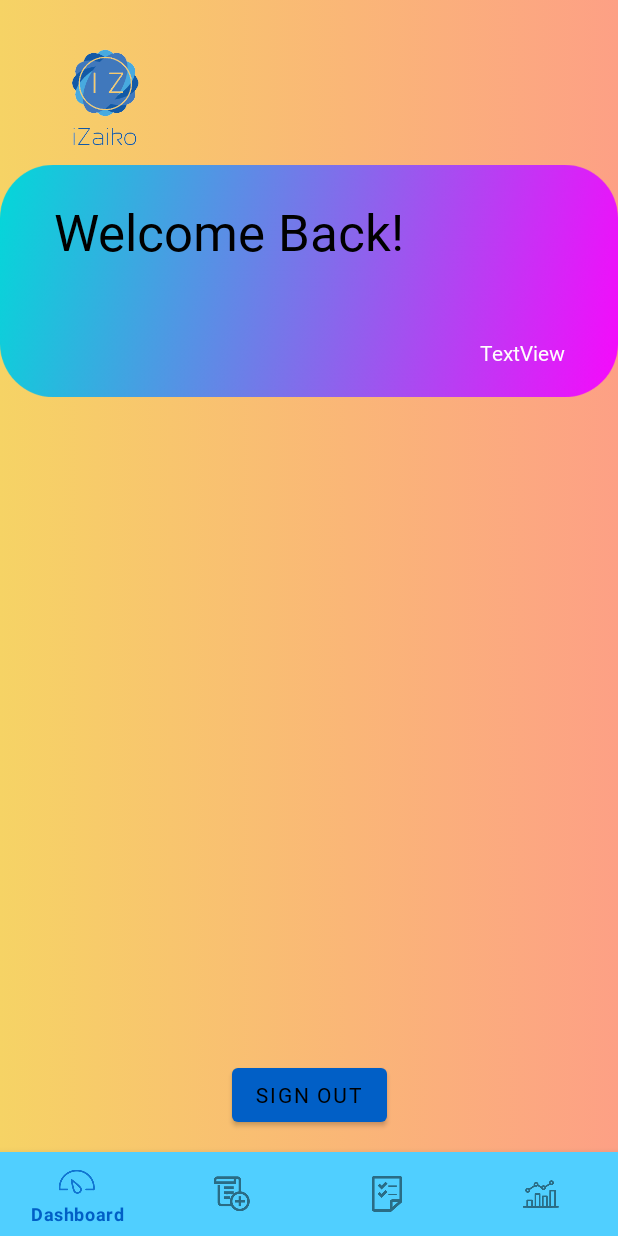
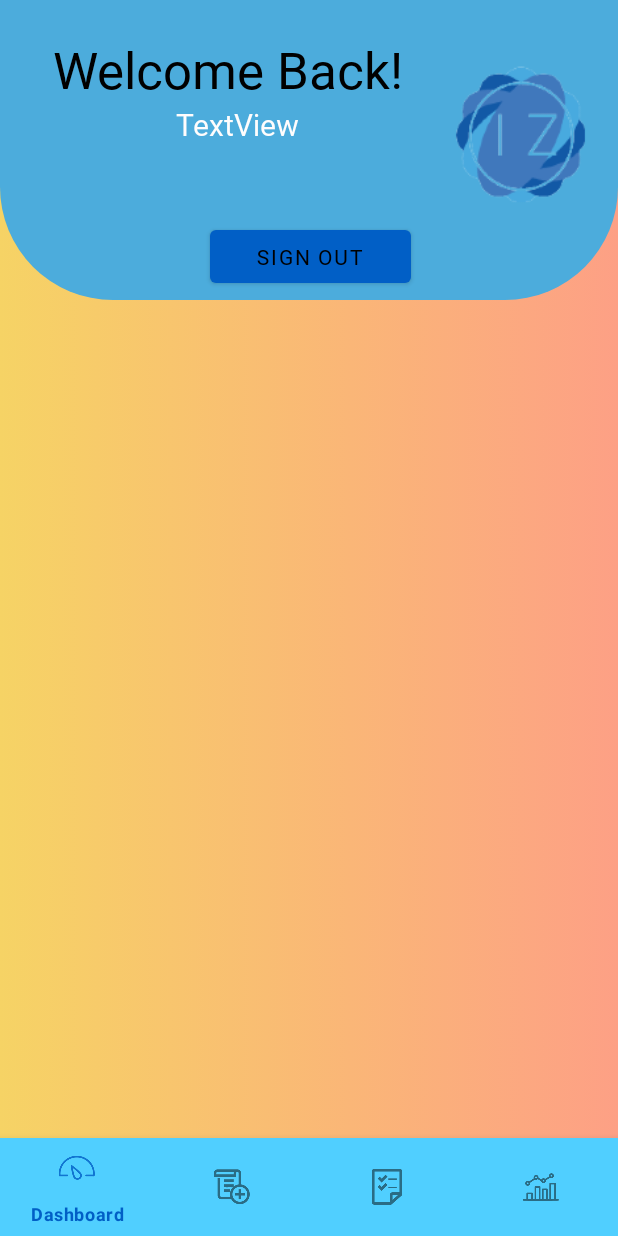
Before and after one commit to Teggenberg/NardDogsApp, an Android app: the layout activity_login.xml on its own in the app's theme, with its tools: preview values and no code run, on a phone screen of 412 x 824 dp. Run offline under Robolectric (Android 15) with nearby library versions, the phone set to English and light mode, and no system bars.

Commit message:
log in page and item view page

```diff
--- /dev/null
+++ b/app/src/main/res/drawable/bg_view.xml
@@ -0,0 +1,7 @@
+<?xml version="1.0" encoding="utf-8"?>
+<shape xmlns:android="http://schemas.android.com/apk/res/android">
+<corners android:bottomRightRadius="75dp"
+    android:bottomLeftRadius="75dp"/>
+    <solid android:color="#4CACDC"
+        />
+</shape>
--- /dev/null
+++ b/app/src/main/res/drawable/widget_bg.xml
@@ -0,0 +1,9 @@
+<?xml version="1.0" encoding="utf-8"?>
+<shape xmlns:android="http://schemas.android.com/apk/res/android">
+    <corners android:bottomRightRadius="10dp"
+        android:bottomLeftRadius="10dp"
+        android:topLeftRadius="10dp"
+        android:topRightRadius="10dp"/>
+    <solid android:color="#015FC6"
+        />
+</shape>
--- a/app/src/main/res/layout/activity_login.xml
+++ b/app/src/main/res/layout/activity_login.xml
@@ -1,5 +1,5 @@
 <?xml version="1.0" encoding="utf-8"?>
-<androidx.constraintlayout.widget.ConstraintLayout xmlns:android="http://schemas.android.com/apk/res/android"
+<RelativeLayout xmlns:android="http://schemas.android.com/apk/res/android"
     xmlns:app="http://schemas.android.com/apk/res-auto"
     xmlns:tools="http://schemas.android.com/tools"
     android:layout_width="match_parent"
@@ -7,80 +7,102 @@
     android:background="@drawable/loginbg"
     tools:context=".LoginActivity">
 
-    <Button
-        android:id="@+id/signOutButton"
-        android:layout_width="wrap_content"
-        android:layout_height="wrap_content"
-        android:layout_marginBottom="70dp"
-        android:fontFamily="@font/latobold"
-        android:text="Sign Out"
-        app:layout_constraintBottom_toBottomOf="parent"
-        app:layout_constraintEnd_toEndOf="parent"
-        app:layout_constraintStart_toStartOf="parent" />
+    <View
+        android:id="@+id/top_view"
+        android:layout_width="match_parent"
+        android:layout_height="200dp"
+        android:background="@drawable/bg_view" />
+
+
+
+    <View
+        android:id="@+id/bottom_view"
+        android:layout_width="match_parent"
+        android:layout_height="800dp"
+        android:layout_below="@+id/top_view"
+
+        />
 
     <com.google.android.material.bottomnavigation.BottomNavigationView
         android:id="@+id/bottomNav"
-        android:layout_width="0dp"
-        android:layout_height="wrap_content"
-        app:layout_constraintBottom_toBottomOf="parent"
-        app:layout_constraintEnd_toEndOf="parent"
-        app:layout_constraintStart_toStartOf="parent"
+        android:layout_width="match_parent"
+        android:layout_height="65dp"
+        android:layout_row="1"
+        android:layout_column="1"
+        android:layout_alignParentEnd="true"
+        android:layout_alignParentBottom="true"
+        android:layout_marginEnd="0dp"
+        android:layout_marginBottom="0dp"
         app:backgroundTint="#50CFFF"
-        app:menu="@menu/bottom_navbar"/>
+        app:menu="@menu/bottom_navbar" >
 
 
-    <ImageView
-        android:id="@+id/imageView2"
-        android:layout_width="wrap_content"
-        android:layout_height="wrap_content"
-        app:layout_constraintBottom_toBottomOf="@+id/imageView5"
-        app:layout_constraintEnd_toEndOf="parent"
-        app:layout_constraintHorizontal_bias="0.052"
-        app:layout_constraintStart_toStartOf="parent"
-        app:layout_constraintTop_toTopOf="@+id/imageView5"
-        app:layout_constraintVertical_bias="0.0"
-        app:srcCompat="@mipmap/izaikoiconbgremoved_foreground" />
+    </com.google.android.material.bottomnavigation.BottomNavigationView>
 
     <ImageView
         android:id="@+id/imageView5"
-        android:layout_width="wrap_content"
-        android:layout_height="wrap_content"
-        app:layout_constraintBottom_toBottomOf="@+id/signOutButton"
-        app:layout_constraintEnd_toEndOf="parent"
-        app:layout_constraintHorizontal_bias="0.0"
-        app:layout_constraintStart_toStartOf="parent"
-        app:layout_constraintTop_toTopOf="parent"
-        app:layout_constraintVertical_bias="0.033"
-        app:srcCompat="@drawable/roundedgebg" />
+        android:layout_width="141dp"
+        android:layout_height="148dp"
+        android:layout_alignBottom="@+id/top_view"
+        android:layout_alignParentStart="true"
+        android:layout_alignParentTop="true"
+        android:layout_alignParentEnd="true"
+        android:layout_marginStart="276dp"
+        android:layout_marginTop="16dp"
+        android:layout_marginEnd="-6dp"
+        android:layout_marginBottom="36dp"
+        android:foreground="@mipmap/izaikoico_foreground" />
 
     <TextView
         android:id="@+id/textView"
-        android:layout_width="wrap_content"
-        android:layout_height="wrap_content"
+        android:layout_width="257dp"
+        android:layout_height="80dp"
+        android:layout_alignBottom="@+id/top_view"
+        android:layout_alignParentStart="true"
+        android:layout_alignParentTop="true"
+        android:layout_alignParentEnd="true"
+        android:layout_marginStart="28dp"
+        android:layout_marginTop="69dp"
+        android:layout_marginEnd="124dp"
+        android:layout_marginBottom="51dp"
         android:fontFamily="@font/latomedium"
         android:text="TextView"
+        android:textAlignment="center"
         android:textColor="#FFFDFD"
         android:textColorHint="#FFFCFC"
-        app:layout_constraintBottom_toBottomOf="@+id/imageView5"
-        app:layout_constraintEnd_toEndOf="parent"
-        app:layout_constraintHorizontal_bias="0.9"
-        app:layout_constraintStart_toStartOf="parent"
-        app:layout_constraintTop_toTopOf="parent"
-        app:layout_constraintVertical_bias="0.658" />
+        android:textSize="20sp" />
 
     <TextView
         android:id="@+id/textView2"
         android:layout_width="wrap_content"
         android:layout_height="wrap_content"
+        android:layout_alignBottom="@+id/top_view"
+        android:layout_alignParentStart="true"
+        android:layout_alignParentTop="true"
+        android:layout_alignParentEnd="true"
+        android:layout_marginStart="35dp"
+        android:layout_marginTop="23dp"
+        android:layout_marginEnd="141dp"
+        android:layout_marginBottom="130dp"
         android:fontFamily="@font/latobold"
         android:text="Welcome Back!"
         android:textColor="#000000"
-        android:textSize="34sp"
-        app:layout_constraintBottom_toBottomOf="@+id/imageView5"
-        app:layout_constraintEnd_toStartOf="@+id/textView"
-        app:layout_constraintHorizontal_bias="0.421"
-        app:layout_constraintStart_toStartOf="@+id/imageView5"
-        app:layout_constraintTop_toBottomOf="@+id/imageView2"
-        app:layout_constraintVertical_bias="0.051" />
+        android:textSize="34sp" />
 
-</androidx.constraintlayout.widget.ConstraintLayout>
+    <Button
+        android:id="@+id/signOutButton"
+        android:layout_width="132dp"
+        android:layout_height="wrap_content"
+        android:layout_alignBottom="@+id/top_view"
+        android:layout_alignParentStart="true"
+        android:layout_alignParentTop="true"
+        android:layout_alignParentEnd="true"
+        android:layout_marginStart="140dp"
+        android:layout_marginTop="147dp"
+        android:layout_marginEnd="138dp"
+        android:layout_marginBottom="5dp"
+        android:fontFamily="@font/latobold"
+        android:text="Sign Out" />
+
+
+</RelativeLayout>
--- a/app/src/main/res/layout/activity_register.xml
+++ b/app/src/main/res/layout/activity_register.xml
@@ -5,7 +5,7 @@
     android:id="@+id/customRegisterLayout"
     android:layout_width="match_parent"
     android:layout_height="match_parent"
-    android:background="@drawable/loginbg"
+    android:background="@drawable/gradient_bg"
     tools:context=".RegisterActivity">
 
     <EditText
--- a/app/src/main/res/layout/activity_validate_credentials.xml
+++ b/app/src/main/res/layout/activity_validate_credentials.xml
@@ -4,6 +4,7 @@
     xmlns:tools="http://schemas.android.com/tools"
     android:layout_width="match_parent"
     android:layout_height="match_parent"
+    android:background="@drawable/gradient_bg"
     tools:context=".ValidateCredentials">
 
     <EditText
@@ -41,4 +42,31 @@
         app:layout_constraintEnd_toEndOf="parent"
         app:layout_constraintStart_toStartOf="parent"
         app:layout_constraintTop_toBottomOf="@+id/etLoginPassword" />
+
+    <TextView
+        android:id="@+id/textView3"
+        android:layout_width="220dp"
+        android:layout_height="75dp"
+        android:fontFamily="@font/latobold"
+        android:text="Log In"
+        android:textAlignment="center"
+        android:textSize="48sp"
+        android:textStyle="bold"
+        app:layout_constraintBottom_toBottomOf="parent"
+        app:layout_constraintEnd_toEndOf="parent"
+        app:layout_constraintHorizontal_bias="0.497"
+        app:layout_constraintStart_toStartOf="parent"
+        app:layout_constraintTop_toTopOf="parent"
+        app:layout_constraintVertical_bias="0.466" />
+
+    <ImageView
+        android:id="@+id/imageView2"
+        android:layout_width="191dp"
+        android:layout_height="198dp"
+        app:layout_constraintBottom_toBottomOf="parent"
+        app:layout_constraintEnd_toEndOf="parent"
+        app:layout_constraintStart_toStartOf="parent"
+        app:layout_constraintTop_toTopOf="parent"
+        app:layout_constraintVertical_bias="0.245"
+        app:srcCompat="@mipmap/izaikoiconbgremoved_foreground" />
 </androidx.constraintlayout.widget.ConstraintLayout>
--- a/app/src/main/res/layout/activity_view_inventory.xml
+++ b/app/src/main/res/layout/activity_view_inventory.xml
@@ -4,6 +4,7 @@
     xmlns:tools="http://schemas.android.com/tools"
     android:layout_width="match_parent"
     android:layout_height="match_parent"
+    android:background="@drawable/loginbg"
     tools:context=".ViewInventory">
 
     <androidx.recyclerview.widget.RecyclerView
--- a/app/src/main/res/layout/inventory_item.xml
+++ b/app/src/main/res/layout/inventory_item.xml
@@ -2,7 +2,6 @@
 <androidx.cardview.widget.CardView xmlns:android="http://schemas.android.com/apk/res/android"
     android:layout_width="match_parent"
     android:layout_height="wrap_content"
-
     xmlns:app="http://schemas.android.com/apk/res-auto"
     app:cardElevation="8dp"
     app:cardCornerRadius="8dp"
--- a/app/src/main/res/values/themes.xml
+++ b/app/src/main/res/values/themes.xml
@@ -7,10 +7,10 @@
         <item name="colorOnPrimary">@color/black</item>
         <!-- Secondary brand color. -->
         <item name="colorSecondary">#4CACDC</item>
-        <item name="colorSecondaryVariant">@color/teal_700</item>
+        <item name="colorSecondaryVariant">#4CACDC</item>
         <item name="colorOnSecondary">@color/black</item>
         <!-- Status bar color. -->
-        <item name="android:statusBarColor">?attr/colorPrimaryVariant</item>
+        <item name="android:statusBarColor">#4CACDC</item>
         <!-- Customize your theme here. -->
         <item name="android:navigationBarColor">#015FC6</item>
     </style>
```
